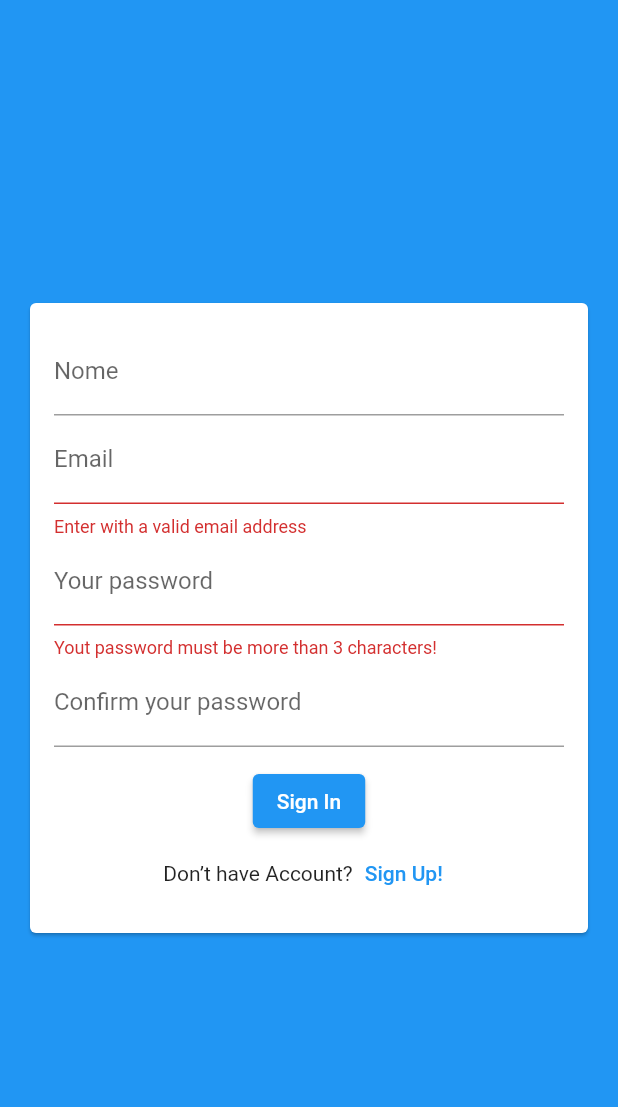
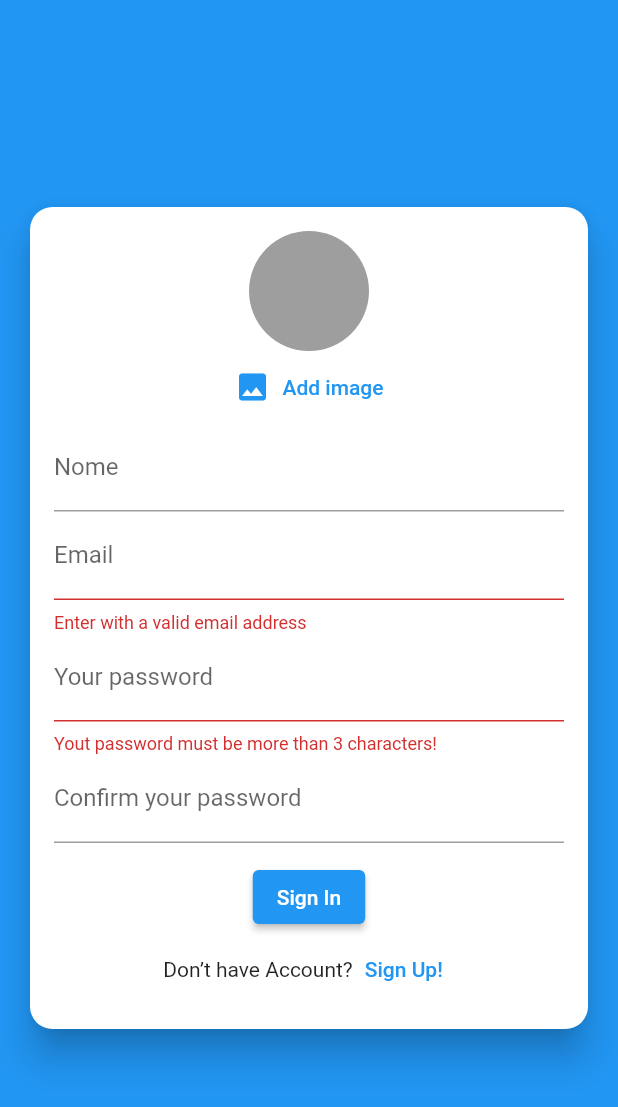
Before and after one commit to rudsonalves/chat, a Flutter app: the screen it shows after launch, after a tap on "Sign Up", after a tap on "Login!", on a phone screen of 412 x 824 dp. Shown: the top 1107 px of the screen. Run offline on Flutter 3.47's test engine with Material 2 defaults, Android fonts, the phone set to English and light mode, and no system bars; our stand-ins replace image_picker.

Commit message:
Image picker adicionado ao projeto

```diff
--- a/lib/components/auth_format.dart
+++ b/lib/components/auth_format.dart
@@ -1,6 +1,10 @@
-import 'package:chat/models/auth_form_data.dart';
-import 'package:chat/utils/form_validator.dart';
+import 'dart:io';
+
 import 'package:flutter/material.dart';
+
+import './user_image_picker.dart';
+import '../models/auth_form_data.dart';
+import '../utils/form_validator.dart';
 
 class AuthForm extends StatefulWidget {
   final void Function(AuthFormData) onSubmit;
@@ -13,16 +17,38 @@ class AuthForm extends StatefulWidget {
 
 class _AuthFormState extends State<AuthForm> {
   final GlobalKey<FormState> _formKey = GlobalKey<FormState>();
+  final AuthFormData _formData = AuthFormData();
 
-  final AuthFormData _formData = AuthFormData();
+  void _handleImagePicke(File image) {
+    _formData.image = image;
+  }
 
   @override
   void dispose() {
     super.dispose();
   }
 
+  void _showError(String message) {
+    ScaffoldMessenger.of(context).showSnackBar(
+      SnackBar(
+        content: Text(message),
+        backgroundColor: Theme.of(context).colorScheme.error,
+        shape: const RoundedRectangleBorder(
+          borderRadius: BorderRadius.only(
+            topLeft: Radius.circular(20),
+            topRight: Radius.circular(20),
+          ),
+        ),
+      ),
+    );
+  }
+
   void _submit() {
     if (!_formKey.currentState!.validate()) return;
+
+    if (_formData.image == null && _formData.isSignUp) {
+      return _showError('Image not selected!');
+    }
 
     widget.onSubmit(_formData);
   }
@@ -30,6 +56,10 @@ class _AuthFormState extends State<AuthForm> {
   @override
   Widget build(BuildContext context) {
     return Card(
+      elevation: 10,
+      shape: RoundedRectangleBorder(
+        borderRadius: BorderRadius.circular(15),
+      ),
       margin: const EdgeInsets.all(20),
       child: Padding(
         padding: const EdgeInsets.all(16),
@@ -37,6 +67,10 @@ class _AuthFormState extends State<AuthForm> {
           key: _formKey,
           child: Column(
             children: [
+              if (_formData.isSignUp)
+                UserImagePicker(
+                  _handleImagePicke,
+                ),
               if (_formData.isSignUp)
                 TextFormField(
                   key: const ValueKey('name'),
--- /dev/null
+++ b/lib/components/user_image_picker.dart
@@ -0,0 +1,52 @@
+import 'dart:io';
+
+import 'package:flutter/material.dart';
+import 'package:image_picker/image_picker.dart';
+
+class UserImagePicker extends StatefulWidget {
+  final void Function(File image) onImagePick;
+
+  const UserImagePicker(this.onImagePick, {super.key});
+
+  @override
+  State<UserImagePicker> createState() => _UserImagePickerState();
+}
+
+class _UserImagePickerState extends State<UserImagePicker> {
+  File? _image;
+
+  Future<void> _pickImage() async {
+    final picker = ImagePicker();
+    final pickedImage = await picker.pickImage(
+      source: ImageSource.camera,
+      imageQuality: 50,
+      maxWidth: 150,
+    );
+
+    if (pickedImage != null) {
+      setState(() {
+        _image = File(pickedImage.path);
+      });
+
+      widget.onImagePick(_image!);
+    }
+  }
+
+  @override
+  Widget build(BuildContext context) {
+    return Column(
+      children: [
+        CircleAvatar(
+          radius: 40,
+          backgroundColor: Colors.grey,
+          backgroundImage: _image != null ? FileImage(_image!) : null,
+        ),
+        TextButton.icon(
+          onPressed: _pickImage,
+          icon: const Icon(Icons.image),
+          label: const Text('Add image'),
+        ),
+      ],
+    );
+  }
+}
--- a/pubspec.yaml
+++ b/pubspec.yaml
@@ -35,6 +35,7 @@ dependencies:
   # The following adds the Cupertino Icons font to your application.
   # Use with the CupertinoIcons class for iOS style icons.
   cupertino_icons: ^1.0.2
+  image_picker: ^0.8.7+1
 
 dev_dependencies:
   flutter_test:
```
Also changed, not shown: pubspec.lock, 1 other file.
